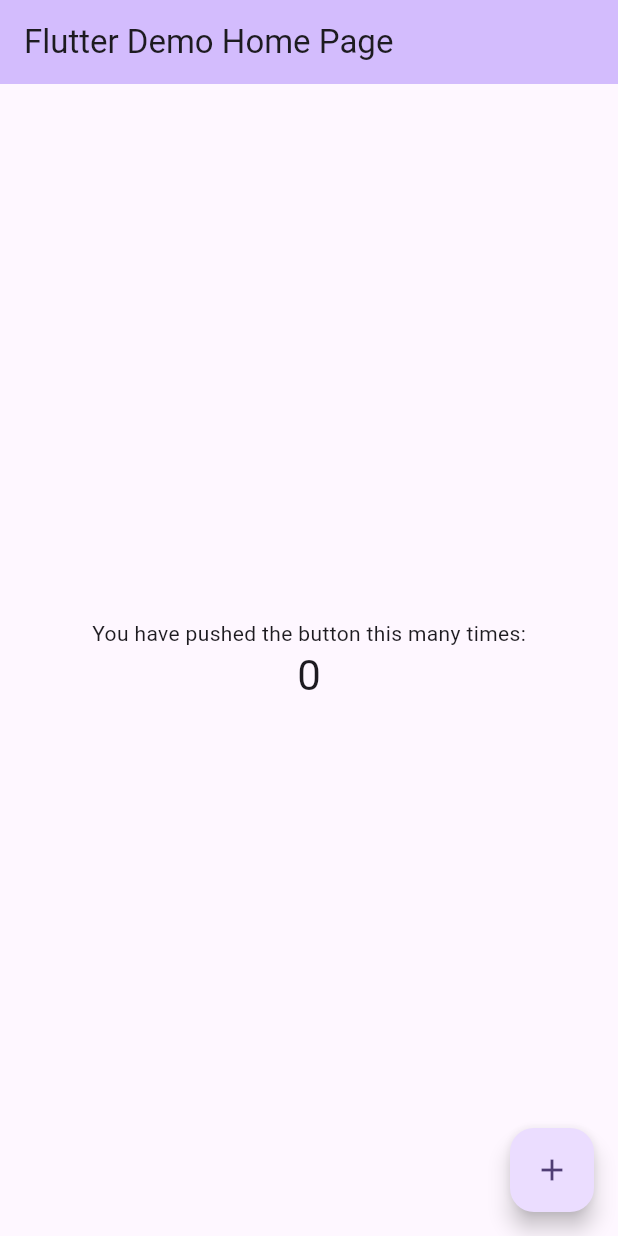
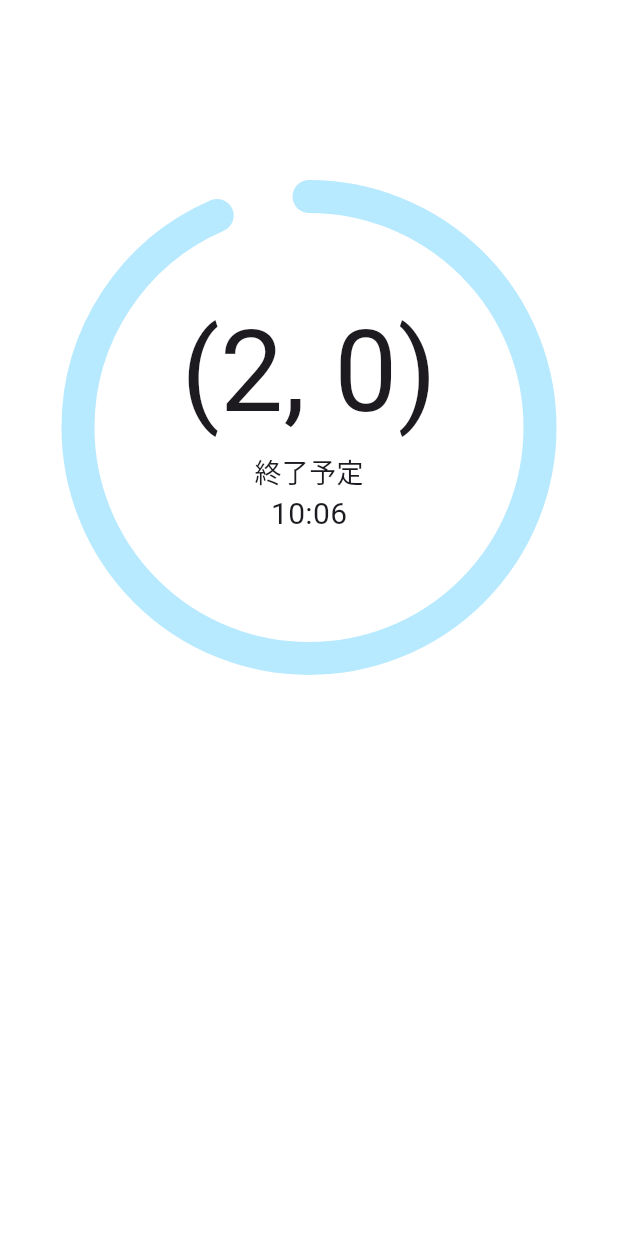
Before and after one commit to skyrinrin/projects, a Flutter app: the screen it shows after launch, on a phone screen of 412 x 824 dp. Run offline on Flutter 3.47's test engine with Material 3 defaults, Android fonts, the phone set to English and light mode, and no system bars.

Commit message:
'時間表示がうまくいかない'

```diff
--- /dev/null
+++ b/pomodoro_timer_app/lib/application.dart
@@ -0,0 +1,7 @@
+class Application {
+  (int hour, int second) getProgressTime(int time) {
+    final hour = time ~/ 60;
+    final second = time % 60;
+    return (hour, second);
+  }
+}
--- /dev/null
+++ b/pomodoro_timer_app/lib/homepage.dart
@@ -0,0 +1,12 @@
+import 'package:flutter/material.dart';
+import 'package:pomodoro_timer_app/presentation/home_screen/home_screen.dart';
+
+class Homepage extends StatelessWidget {
+  @override
+  Widget build(BuildContext context) {
+    return Scaffold(
+      backgroundColor: Colors.white,
+      body: SafeArea(child: HomeScreen()),
+    );
+  }
+}
--- a/pomodoro_timer_app/lib/main.dart
+++ b/pomodoro_timer_app/lib/main.dart
@@ -1,122 +1,14 @@
+import 'package:flutter/cupertino.dart';
 import 'package:flutter/material.dart';
+import 'package:pomodoro_timer_app/homepage.dart';
 
 void main() {
-  runApp(const MyApp());
+  runApp(MyApp());
 }
 
 class MyApp extends StatelessWidget {
-  const MyApp({super.key});
-
-  // This widget is the root of your application.
   @override
   Widget build(BuildContext context) {
-    return MaterialApp(
-      title: 'Flutter Demo',
-      theme: ThemeData(
-        // This is the theme of your application.
-        //
-        // TRY THIS: Try running your application with "flutter run". You'll see
-        // the application has a purple toolbar. Then, without quitting the app,
-        // try changing the seedColor in the colorScheme below to Colors.green
-        // and then invoke "hot reload" (save your changes or press the "hot
-        // reload" button in a Flutter-supported IDE, or press "r" if you used
-        // the command line to start the app).
-        //
-        // Notice that the counter didn't reset back to zero; the application
-        // state is not lost during the reload. To reset the state, use hot
-        // restart instead.
-        //
-        // This works for code too, not just values: Most code changes can be
-        // tested with just a hot reload.
-        colorScheme: ColorScheme.fromSeed(seedColor: Colors.deepPurple),
-      ),
-      home: const MyHomePage(title: 'Flutter Demo Home Page'),
-    );
+    return MaterialApp(debugShowCheckedModeBanner: false, home: Homepage());
   }
 }
-
-class MyHomePage extends StatefulWidget {
-  const MyHomePage({super.key, required this.title});
-
-  // This widget is the home page of your application. It is stateful, meaning
-  // that it has a State object (defined below) that contains fields that affect
-  // how it looks.
-
-  // This class is the configuration for the state. It holds the values (in this
-  // case the title) provided by the parent (in this case the App widget) and
-  // used by the build method of the State. Fields in a Widget subclass are
-  // always marked "final".
-
-  final String title;
-
-  @override
-  State<MyHomePage> createState() => _MyHomePageState();
-}
-
-class _MyHomePageState extends State<MyHomePage> {
-  int _counter = 0;
-
-  void _incrementCounter() {
-    setState(() {
-      // This call to setState tells the Flutter framework that something has
-      // changed in this State, which causes it to rerun the build method below
-      // so that the display can reflect the updated values. If we changed
-      // _counter without calling setState(), then the build method would not be
-      // called again, and so nothing would appear to happen.
-      _counter++;
-    });
-  }
-
-  @override
-  Widget build(BuildContext context) {
-    // This method is rerun every time setState is called, for instance as done
-    // by the _incrementCounter method above.
-    //
-    // The Flutter framework has been optimized to make rerunning build methods
-    // fast, so that you can just rebuild anything that needs updating rather
-    // than having to individually change instances of widgets.
-    return Scaffold(
-      appBar: AppBar(
-        // TRY THIS: Try changing the color here to a specific color (to
-        // Colors.amber, perhaps?) and trigger a hot reload to see the AppBar
-        // change color while the other colors stay the same.
-        backgroundColor: Theme.of(context).colorScheme.inversePrimary,
-        // Here we take the value from the MyHomePage object that was created by
-        // the App.build method, and use it to set our appbar title.
-        title: Text(widget.title),
-      ),
-      body: Center(
-        // Center is a layout widget. It takes a single child and positions it
-        // in the middle of the parent.
-        child: Column(
-          // Column is also a layout widget. It takes a list of children and
-          // arranges them vertically. By default, it sizes itself to fit its
-          // children horizontally, and tries to be as tall as its parent.
-          //
-          // Column has various properties to control how it sizes itself and
-          // how it positions its children. Here we use mainAxisAlignment to
-          // center the children vertically; the main axis here is the vertical
-          // axis because Columns are vertical (the cross axis would be
-          // horizontal).
-          //
-          // TRY THIS: Invoke "debug painting" (choose the "Toggle Debug Paint"
-          // action in the IDE, or press "p" in the console), to see the
-          // wireframe for each widget.
-          mainAxisAlignment: MainAxisAlignment.center,
-          children: <Widget>[
-            const Text('You have pushed the button this many times:'),
-            Text(
-              '$_counter',
-              style: Theme.of(context).textTheme.headlineMedium,
-            ),
-          ],
-        ),
-      ),
-      floatingActionButton: FloatingActionButton(
-        onPressed: _incrementCounter,
-        tooltip: 'Increment',
-        child: const Icon(Icons.add),
-      ), // This trailing comma makes auto-formatting nicer for build methods.
-    );
-  }
-}
--- /dev/null
+++ b/pomodoro_timer_app/lib/nextjob.txt
@@ -0,0 +1,2 @@
+・残り時間の淵部分に枠線を付ける
+・影をうまい具合に消す
--- /dev/null
+++ b/pomodoro_timer_app/lib/presentation/home_screen/home_screen.dart
@@ -0,0 +1,24 @@
+import 'package:flutter/material.dart';
+import 'package:pomodoro_timer_app/presentation/timer/sample.dart';
+import 'package:pomodoro_timer_app/presentation/timer/timer_body.dart';
+
+class HomeScreen extends StatelessWidget {
+  @override
+  Widget build(BuildContext context) {
+    return const SingleChildScrollView(
+      child: Column(
+        children: [
+          // Center(child: TimerBody()),
+          SizedBox(height: 120),
+          Center(
+            child: SizedBox(
+              height: 330,
+              width: 330,
+              child: CircularTimer(duration: const Duration(seconds: 120)),
+            ),
+          ),
+        ],
+      ),
+    );
+  }
+}
--- /dev/null
+++ b/pomodoro_timer_app/lib/presentation/timer/sample.dart
@@ -0,0 +1,155 @@
+import 'dart:math';
+import 'package:flutter/material.dart';
+import 'package:pomodoro_timer_app/application.dart';
+import 'package:pomodoro_timer_app/presentation/timer/timer_value.dart';
+
+class CircularTimer extends StatefulWidget {
+  final Duration duration;
+
+  const CircularTimer({super.key, required this.duration});
+
+  @override
+  State<CircularTimer> createState() => _CircularTimerState();
+}
+
+class _CircularTimerState extends State<CircularTimer>
+    with SingleTickerProviderStateMixin {
+  late AnimationController _controller;
+
+  @override
+  void initState() {
+    super.initState();
+    _controller = AnimationController(vsync: this, duration: widget.duration)
+      ..forward(); // 自動スタート
+  }
+
+  @override
+  void dispose() {
+    _controller.dispose();
+    super.dispose();
+  }
+
+  @override
+  Widget build(BuildContext context) {
+    final Application app = Application();
+
+    return AnimatedBuilder(
+      animation: _controller,
+      builder: (context, child) {
+        double progress = 1.0 - _controller.value;
+        return CustomPaint(
+          painter: TimerPainter(progress),
+          child: Center(
+            child: TimerValue(
+              time: '${app.getProgressTime(widget.duration.inSeconds)}',
+              // time: '${) (widget.duration.inSeconds * progress).round()}',
+              // time: '${(widget.duration.inSeconds * progress).round()}',
+            ),
+            // child: Text(
+            //   '${(widget.duration.inSeconds * progress).round()} s',
+            //   style: const TextStyle(fontSize: 24, fontWeight: FontWeight.bold),
+            // ),
+          ),
+        );
+      },
+    );
+  }
+}
+
+class TimerPainter extends CustomPainter {
+  final double progress;
+
+  TimerPainter(this.progress);
+
+  @override
+  void paint(Canvas canvas, Size size) {
+    final center = size.center(Offset.zero);
+    final radius = size.width / 2 - 11;
+
+    final backgroundPaint = Paint()
+      ..color = Colors.grey.shade300
+      ..strokeWidth = 22
+      ..style = PaintingStyle.stroke;
+
+    final progressPaint = Paint()
+      ..color = Color(0xFFB7E9FF)
+      ..strokeWidth = 22
+      ..strokeCap = StrokeCap.round
+      ..style = PaintingStyle.stroke;
+
+    final circlePaintOutBorder = Paint()
+      ..color = Color(0xFFA8A8A8)
+      ..strokeWidth = 0.5
+      ..strokeCap = StrokeCap.round
+      ..style = PaintingStyle.stroke;
+
+    final circlePaintInBorder = Paint()
+      ..color = Color(0xFFA8A8A8)
+      // ..color = Color(0xFFA8A8A8)
+      ..strokeWidth = 0.5
+      ..strokeCap = StrokeCap.round
+      ..style = PaintingStyle.stroke;
+
+    //残り時間の枠線部分(円)
+    final progressCircleBorder = Paint()
+      ..color = Color(0xFFA8A8A8)
+      ..strokeWidth = 20
+      ..strokeCap = StrokeCap.round
+      ..style = PaintingStyle.stroke;
+
+    // 背景円
+    // canvas.drawCircle(center, radius, backgroundPaint);
+    //
+
+    //円の周りの枠
+    // canvas.drawCircle(center, radius + 11, circlePaintInBorder);
+    // canvas.drawCircle(center, radius - 11, circlePaintOutBorder);
+    //
+
+    double startAngle = -pi / 2;
+    double sweepAngle = 2 * pi * progress;
+    double halfSweepAngle = sweepAngle = 2 * pi * progress;
+    //
+    // 残り時間（進行中の円弧）を描く部分のあとに追加
+    final endAngle = startAngle + sweepAngle;
+
+    // 円弧の先端の座標を求める
+    final endX = center.dx + radius * cos(endAngle) + 0;
+    final endY = center.dy + radius * sin(endAngle) + 0;
+    final endPoint = Offset(endX, endY);
+
+    // 影用ペイント
+    final tipShadowPaint = Paint()
+      ..color = Colors.black
+      // .withOpacity(0.3) // 少し透明な黒
+      ..maskFilter = const MaskFilter.blur(BlurStyle.normal, 6); // ぼかしで柔らかく
+
+    // 先端の「点影」を描く
+    // canvas.drawCircle(endPoint, 6, tipShadowPaint); //これが影の部分
+
+    //
+
+    // 残り時間を表す円弧
+    canvas.drawArc(
+      Rect.fromCircle(center: center, radius: radius),
+      startAngle,
+      halfSweepAngle,
+      false,
+      progressPaint,
+    );
+
+    //残り時間の円弧の枠部分
+    // canvas.drawArc(
+    //   Rect.fromCircle(center: center, radius: radius),
+    //   startAngle,
+    //   sweepAngle,
+    //   false,
+    //   progressCircleBorder,
+    // );
+  }
+
+  @override
+  bool shouldRepaint(covariant TimerPainter oldDelegate) {
+    return oldDelegate.progress != progress;
+  }
+}
--- /dev/null
+++ b/pomodoro_timer_app/lib/presentation/timer/timer_value.dart
@@ -0,0 +1,33 @@
+import 'package:flutter/material.dart';
+
+class TimerValue extends StatefulWidget {
+  const TimerValue({super.key, required this.time});
+  final time;
+
+  @override
+  State<TimerValue> createState() => _TimerValueState();
+}
+
+class _TimerValueState extends State<TimerValue> {
+  @override
+  Widget build(BuildContext context) {
+    return Container(
+      // color: Colors.orangeAccent,
+      height: 180,
+      width: 206,
+      child: Column(
+        children: [
+          Text(widget.time, style: TextStyle(fontSize: 75)),
+          // Text('5:00', style: TextStyle(fontSize: 75, height: 1.0)),
+          // SizedBox(height: 40),
+          Text('終了予定', style: TextStyle(fontSize: 18)),
+          Text('10:06', style: TextStyle(fontSize: 20)),
+          // Text('終了予定', style: TextStyle(fontSize: 18, height: 1.0)),
+          // Text('10:06', style: TextStyle(fontSize: 20, height: 1.0)),
+        ],
+      ),
+    );
+  }
+}
+
+//ここにタイマーの中身部分を描画するが、タイマーの状態をどこで持つかは検討中
```
Also changed, not shown: pomodoro_timer_app/lib/presentation/timer/timer_body.dart (added, +21 -0 lines), pomodoro_timer_app/lib/presentation/timer/timer_circle.dart (added, +33 -0 lines).
